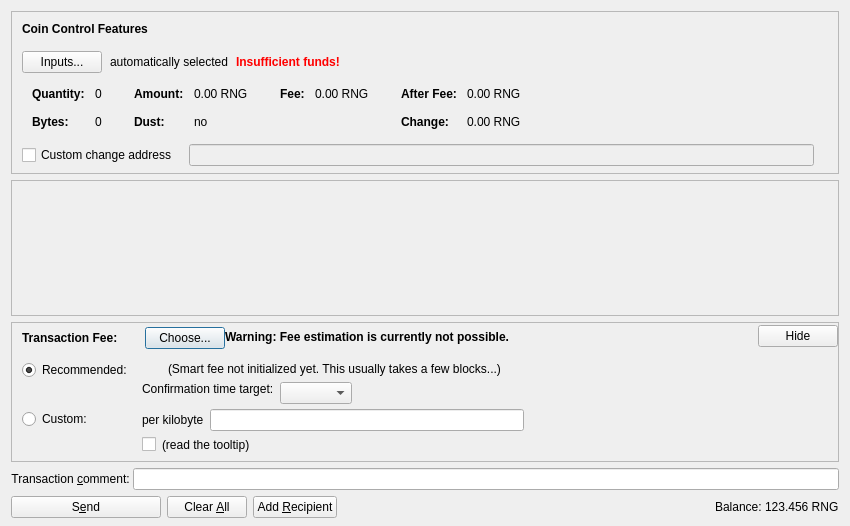
rngcoin-project/rngcoin, file src/qt/forms/sendcoinsdialog.ui: the form before one commit.
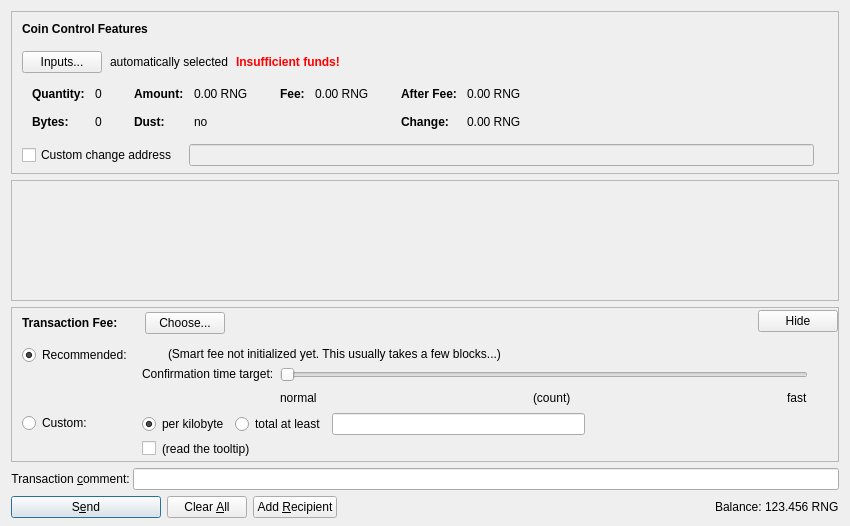
The form after the commit. Icons and pictures are not drawn. Custom widgets are drawn as their Qt base class.

What changed in the file:
```diff
--- a/src/qt/forms/sendcoinsdialog.ui
+++ b/src/qt/forms/sendcoinsdialog.ui
@@ -759,33 +759,11 @@
             </item>
            </layout>
           </item>
-          <item>
-           <widget class="QLabel" name="fallbackFeeWarningLabel">
-            <property name="toolTip">
-             <string>Using the fallbackfee can result in sending a transaction that will take several hours or days (or never) to confirm. Consider choosing your fee manually or wait until you have validated the complete chain.</string>
-            </property>
-            <property name="font">
-            <font>
-                <weight>75</weight>
-                <bold>true</bold>
-            </font>
-            </property>
-            <property name="text">
-             <string>Warning: Fee estimation is currently not possible.</string>
-            </property>
-            <property name="wordWrap">
-             <bool>false</bool>
-            </property>
-           </widget>
-          </item>
           <item>
            <spacer name="horizontalSpacer_4">
             <property name="orientation">
              <enum>Qt::Horizontal</enum>
             </property>
-            <property name="sizeType">
-             <enum>QSizePolicy::MinimumExpanding</enum>
-            </property>
             <property name="sizeHint" stdset="0">
              <size>
               <width>40</width>
@@ -846,13 +824,32 @@
                <item>
                 <layout class="QHBoxLayout" name="horizontalLayoutFee13">
                  <item>
-                  <widget class="QLabel" name="labelCustomPerKilobyte">
+                  <widget class="QRadioButton" name="radioCustomPerKilobyte">
                    <property name="toolTip">
                     <string>If the custom fee is set to 1000 satoshis and the transaction is only 250 bytes, then &quot;per kilobyte&quot; only pays 250 satoshis in fee, while &quot;total at least&quot; pays 1000 satoshis. For transactions bigger than a kilobyte both pay by kilobyte.</string>
                    </property>
                    <property name="text">
                     <string>per kilobyte</string>
                    </property>
+                   <property name="checked">
+                    <bool>true</bool>
+                   </property>
+                   <attribute name="buttonGroup">
+                    <string notr="true">groupCustomFee</string>
+                   </attribute>
+                  </widget>
+                 </item>
+                 <item>
+                  <widget class="QRadioButton" name="radioCustomAtLeast">
+                   <property name="toolTip">
+                    <string>If the custom fee is set to 1000 satoshis and the transaction is only 250 bytes, then &quot;per kilobyte&quot; only pays 250 satoshis in fee, while &quot;total at least&quot; pays 1000 satoshis. For transactions bigger than a kilobyte both pay by kilobyte.</string>
+                   </property>
+                   <property name="text">
+                    <string>total at least</string>
+                   </property>
+                   <attribute name="buttonGroup">
+                    <string notr="true">groupCustomFee</string>
+                   </attribute>
                   </widget>
                  </item>
                  <item>
@@ -1062,15 +1059,44 @@
                     <number>30</number>
                    </property>
                    <item>
-                    <layout class="QHBoxLayout" name="horizontalLayoutConfTarget">
-                     <property name="bottomMargin">
+                    <widget class="QSlider" name="sliderSmartFee">
+                     <property name="minimum">
                       <number>0</number>
                      </property>
+                     <property name="maximum">
+                      <number>23</number>
+                     </property>
+                     <property name="pageStep">
+                      <number>1</number>
+                     </property>
+                     <property name="value">
+                      <number>0</number>
+                     </property>
+                     <property name="orientation">
+                      <enum>Qt::Horizontal</enum>
+                     </property>
+                     <property name="invertedAppearance">
+                      <bool>false</bool>
+                     </property>
+                     <property name="invertedControls">
+                      <bool>false</bool>
+                     </property>
+                     <property name="tickPosition">
+                      <enum>QSlider::NoTicks</enum>
+                     </property>
+                    </widget>
+                   </item>
+                   <item>
+                    <layout class="QHBoxLayout" name="horizontalLayoutFee10">
                      <item>
-                      <widget class="QComboBox" name="confTargetSelector"/>
+                      <widget class="QLabel" name="labelSmartFeeNormal">
+                       <property name="text">
+                        <string>normal</string>
+                       </property>
+                      </widget>
                      </item>
                      <item>
-                      <spacer name="horizontalSpacerConfTarget">
+                      <spacer name="horizontalSpacer_7">
                        <property name="orientation">
                         <enum>Qt::Horizontal</enum>
                        </property>
@@ -1082,6 +1108,33 @@
                        </property>
                       </spacer>
                      </item>
+                     <item>
+                      <widget class="QLabel" name="confirmationTargetLabel">
+                       <property name="text">
+                        <string notr="true">(count)</string>
+                       </property>
+                      </widget>
+                     </item>
+                     <item>
+                      <spacer name="horizontalSpacer_3">
+                       <property name="orientation">
+                        <enum>Qt::Horizontal</enum>
+                       </property>
+                       <property name="sizeHint" stdset="0">
+                        <size>
+                         <width>40</width>
+                         <height>20</height>
+                        </size>
+                       </property>
+                      </spacer>
+                     </item>
+                     <item>
+                      <widget class="QLabel" name="labelSmartFeeFast">
+                       <property name="text">
+                        <string>fast</string>
+                       </property>
+                      </widget>
+                     </item>
                     </layout>
                    </item>
                   </layout>
@@ -1115,8 +1168,8 @@
           </property>
           <property name="sizeHint" stdset="0">
            <size>
-            <width>40</width>
-            <height>5</height>
+            <width>800</width>
+            <height>1</height>
            </size>
           </property>
          </spacer>
@@ -1180,7 +1233,7 @@
         <bool>false</bool>
        </property>
        <property name="default">
-        <bool>false</bool>
+        <bool>true</bool>
        </property>
       </widget>
      </item>
```
Left out of the diff: 1 changed line with no effect on the pictures.
